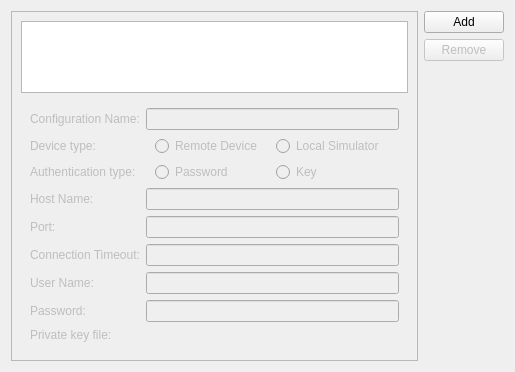
qt-creator/qt-creator, file src/plugins/qt4projectmanager/qt-maemo/maemosettingswidget.ui: the form before one commit.
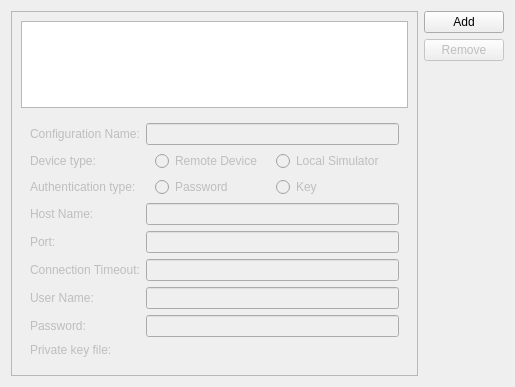
The form after the commit. Custom widgets are drawn as their Qt base class.

Commit message: Maemo: Hide password-related GUI elements.

The edit to the form file:
```diff
--- a/src/plugins/qt4projectmanager/qt-maemo/maemosettingswidget.ui
+++ b/src/plugins/qt4projectmanager/qt-maemo/maemosettingswidget.ui
@@ -7,7 +7,7 @@
     <x>0</x>
     <y>0</y>
     <width>515</width>
-    <height>372</height>
+    <height>387</height>
    </rect>
   </property>
   <property name="windowTitle">
```
Left out of the diff: 8 changed lines with no effect on the pictures. The commit also changes 2 other files.
